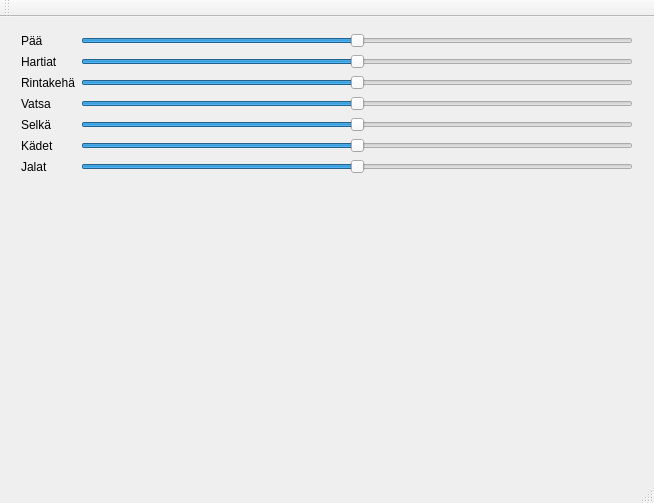
Old version of the form mainwindow.ui in the repository ismotee/olentoStatistics.
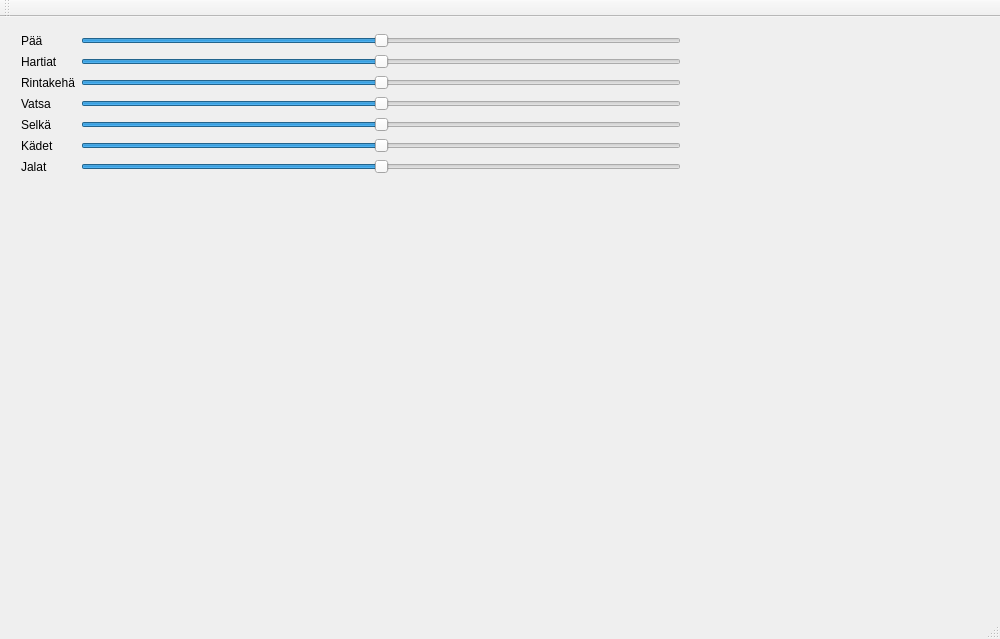
New version of the form. Custom widgets are drawn as their Qt base class.

What changed in the file:
```diff
--- a/mainwindow.ui
+++ b/mainwindow.ui
@@ -20,6 +20,12 @@
    <string>OLENTO Statistics</string>
   </property>
   <widget class="QWidget" name="centralWidget">
+   <property name="minimumSize">
+    <size>
+     <width>1000</width>
+     <height>600</height>
+    </size>
+   </property>
    <layout class="QGridLayout" name="gridLayout">
     <item row="1" column="1">
      <layout class="QHBoxLayout" name="horizontalLayout">
@@ -305,22 +311,6 @@
           </property>
          </widget>
         </item>
-        <item row="10" column="1">
-         <spacer name="verticalSpacer_4">
-          <property name="orientation">
-           <enum>Qt::Vertical</enum>
-          </property>
-          <property name="sizeType">
-           <enum>QSizePolicy::Expanding</enum>
-          </property>
-          <property name="sizeHint" stdset="0">
-           <size>
-            <width>100</width>
-            <height>40</height>
-           </size>
-          </property>
-         </spacer>
-        </item>
         <item row="8" column="1">
          <widget class="QSlider" name="kadetSlider">
           <property name="minimumSize">
@@ -349,6 +339,22 @@
           </property>
          </widget>
         </item>
+        <item row="10" column="1">
+         <widget class="GLWidget" name="olentoWidget" native="true">
+          <property name="sizePolicy">
+           <sizepolicy hsizetype="Expanding" vsizetype="Expanding">
+            <horstretch>0</horstretch>
+            <verstretch>0</verstretch>
+           </sizepolicy>
+          </property>
+          <property name="minimumSize">
+           <size>
+            <width>100</width>
+            <height>100</height>
+           </size>
+          </property>
+         </widget>
+        </item>
        </layout>
       </item>
      </layout>
@@ -376,6 +382,14 @@
   <widget class="QStatusBar" name="statusBar"/>
  </widget>
  <layoutdefault spacing="6" margin="11"/>
+ <customwidgets>
+  <customwidget>
+   <class>GLWidget</class>
+   <extends>QWidget</extends>
+   <header>glwidget.h</header>
+   <container>1</container>
+  </customwidget>
+ </customwidgets>
  <resources/>
  <connections/>
 </ui>
```
Left out of the diff: 242 changed lines with no effect on the pictures.
